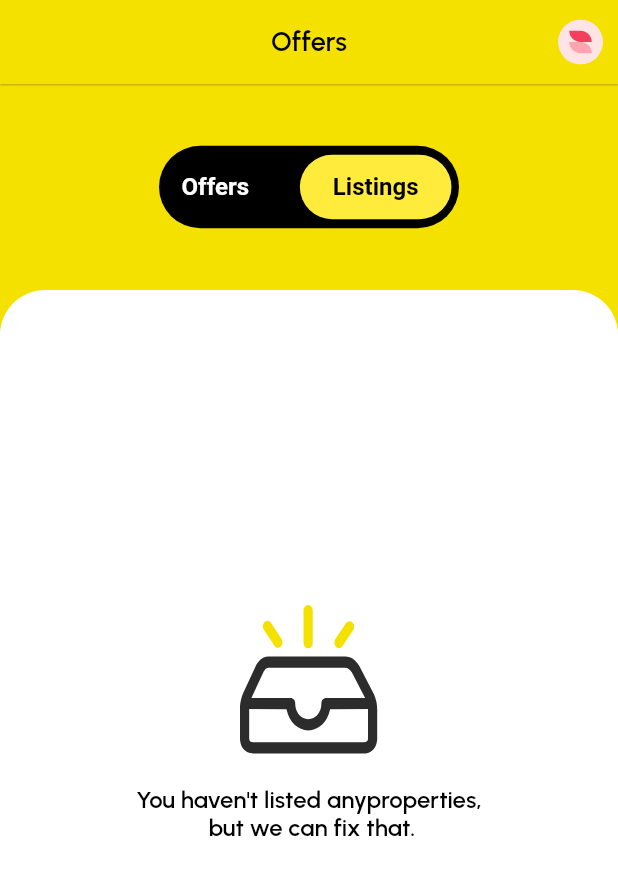
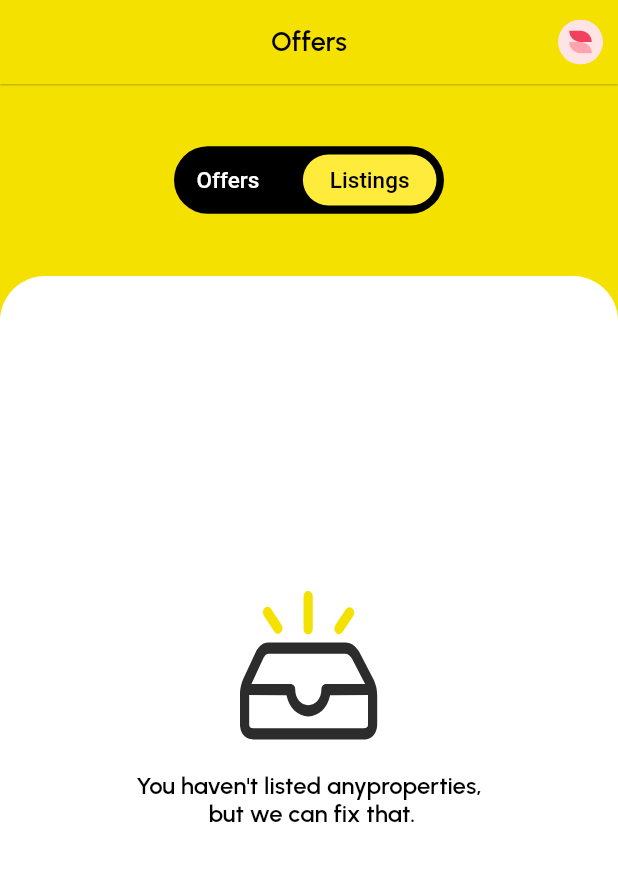
Before and after one commit to QuickFast-io/UX, a Flutter app: the Offers_Screen screen opened directly, on a phone screen of 412 x 824 dp. Shown: the top 875 px of the screen. Run offline on Flutter 3.47's test engine with Material 2 defaults, Android fonts, the phone set to English and light mode, and no system bars; our stand-ins replace awesome_snackbar_content, floating_bottom_navigation_bar, flutter_spinkit, flutter_svg, google_fonts, shared_preferences; missing offline and left inert: country_calling_code_picker, flutter_sim_country_code; accounts and stored records are empty.

Commit message:
rabit_changes_20-1-23_3

```diff
--- a/lib/common/custom_switch.dart
+++ b/lib/common/custom_switch.dart
@@ -67,8 +67,8 @@ class _CustomSwitchState extends State<CustomSwitch>
              //}
           },
           child: Container(
-            width: 200.0,
-            height: 55.0,
+            width: 180.0,
+            height: 45.0,
             decoration: BoxDecoration(
                 borderRadius: BorderRadius.circular(30.0),
                 color:  widget.activeColor),
@@ -80,7 +80,7 @@ class _CustomSwitchState extends State<CustomSwitch>
                 children: <Widget>[
            widget.value
                       ? Container(
-             padding: EdgeInsets.all(12.0),
+             padding: EdgeInsets.all(8.0),
              decoration: BoxDecoration(
                color: Colors.yellow,
                borderRadius: BorderRadius.circular(25.0)
@@ -91,8 +91,8 @@ class _CustomSwitchState extends State<CustomSwitch>
                  widget.activeText.toString(),
                  style: TextStyle(
                      color: widget.activeTextColor,
-                     fontWeight: FontWeight.w700,
-                     fontSize: 16.0),
+                     fontWeight: FontWeight.w500,
+                     fontSize: 15.0),
                ),
              ),
            )
@@ -102,14 +102,14 @@ class _CustomSwitchState extends State<CustomSwitch>
                widget.activeText.toString(),
                style: TextStyle(
                    color: widget.inactiveColor,
-                   fontWeight: FontWeight.w700,
-                   fontSize: 16.0),
+                   fontWeight: FontWeight.w500,
+                   fontSize: 15.0),
              ),
            ),
 
                   !widget.value
                       ? Container(
-                    padding: EdgeInsets.all(12.0),
+                    padding: EdgeInsets.all(8.0),
                     decoration: BoxDecoration(
                         color: Colors.yellow,
                         borderRadius: BorderRadius.circular(25.0)
@@ -120,8 +120,8 @@ class _CustomSwitchState extends State<CustomSwitch>
                         widget.inactiveText.toString(),
                         style: TextStyle(
                             color: widget.inactiveTextColor,
-                            fontWeight: FontWeight.w700,
-                            fontSize: 16.0),
+                            fontWeight: FontWeight.w500,
+                            fontSize: 15.0),
                       ),
                     ),
                   )
@@ -131,8 +131,8 @@ class _CustomSwitchState extends State<CustomSwitch>
                       widget.inactiveText.toString(),
                       style: TextStyle(
                           color: widget.inactiveColor,
-                          fontWeight: FontWeight.w700,
-                          fontSize: 16.0),
+                          fontWeight: FontWeight.w500,
+                          fontSize: 15.0),
                     ),
                   ),
                 ],
--- a/lib/screens/side_menu/offers_screen.dart
+++ b/lib/screens/side_menu/offers_screen.dart
@@ -25,12 +25,9 @@ class _Offers_ScreenState extends State<Offers_Screen> {
       appBar: AppBar(
         backgroundColor: AppColors.appColor,
         elevation: 0.5,
-        leading: Padding(
-            padding:
-            EdgeInsets.only(left: 9.0, bottom: 5.0, top: 5.0, right: 2.0),
-            child: Container(
+        leading: Container(
           height: 0.0,
-            )),
+        ),
         title: Text(
           "Offers",
           style: CustomWidget(context: context).CustomSizedTextStyle(
@@ -51,8 +48,7 @@ class _Offers_ScreenState extends State<Offers_Screen> {
         ],
       ),
       resizeToAvoidBottomInset: true,
-      body: SingleChildScrollView(
-        child: Container(
+      body: Container(
         constraints: BoxConstraints(
           maxWidth: MediaQuery.of(context).size.width,
           maxHeight: MediaQuery.of(context).size.height,
@@ -95,8 +91,11 @@ class _Offers_ScreenState extends State<Offers_Screen> {
                         topRight: Radius.circular(30.0),
                       )),
                   padding: EdgeInsets.fromLTRB(15.0, 10.0, 15.0, 10.0),
-                  child: Center(
+                  child: SingleChildScrollView(
+                    child: Container(
                       child: Column(
+                        crossAxisAlignment: CrossAxisAlignment.center,
+                        mainAxisAlignment: MainAxisAlignment.center,
                         children: [
                           Container(
                             height: 200,
@@ -122,13 +121,13 @@ class _Offers_ScreenState extends State<Offers_Screen> {
 
                         ],
                       ),
+                    ),
                   )
               ),
             )
           ],
         ),
       ),
-      ),
     );
   }
 }
```
Lines whose indentation alone changed are shown as unchanged.
